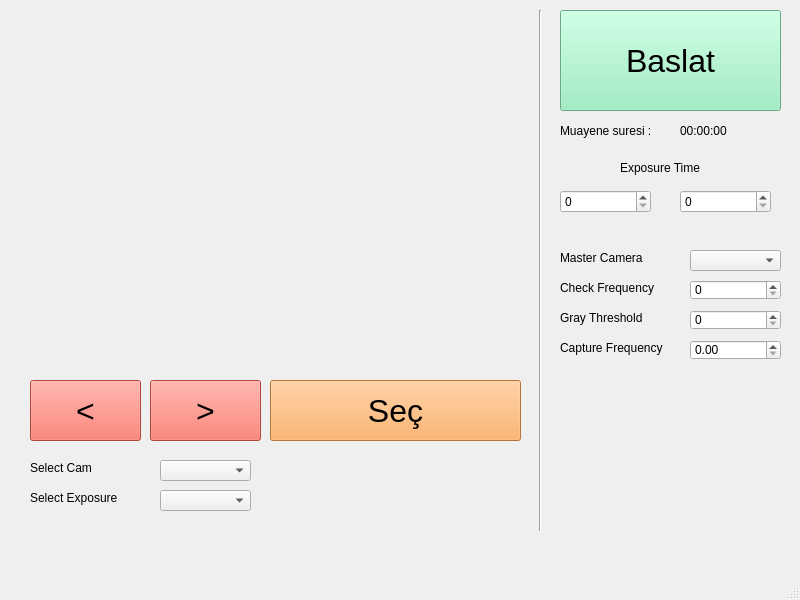
Before: the Qt Designer form Tofas/tofas_app/tofas_ui.ui in imemmul/Inovako, drawn with Qt 5.
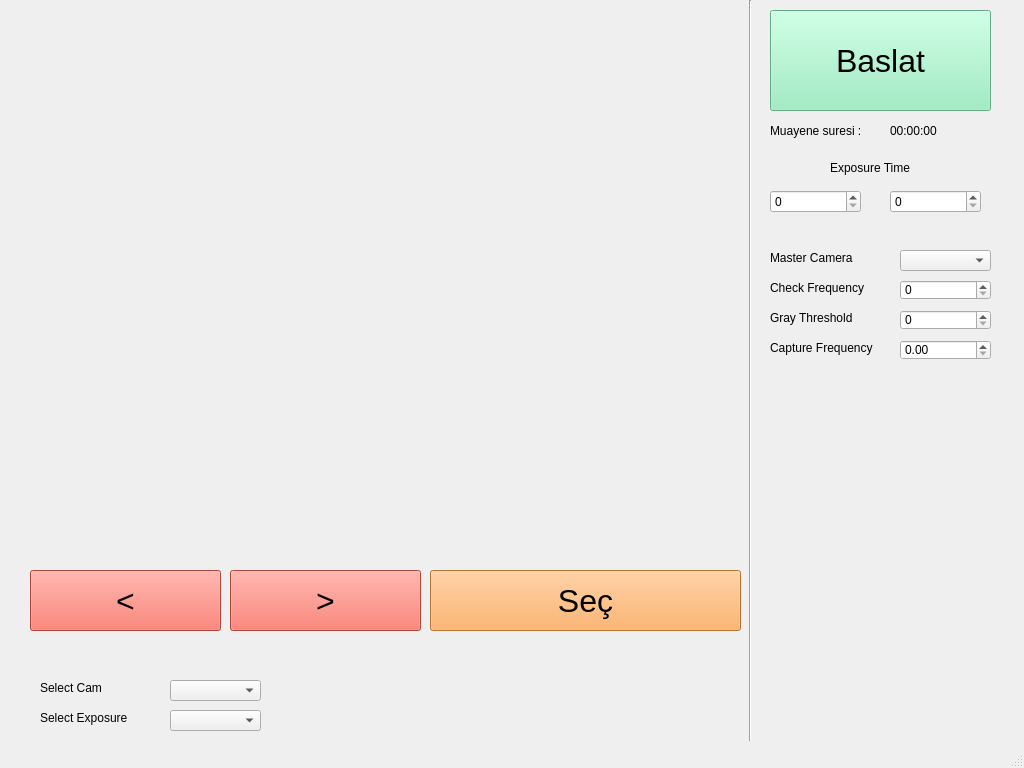
After: the same form once the commit is applied.

```diff
--- a/Tofas/tofas_app/tofas_ui.ui
+++ b/Tofas/tofas_app/tofas_ui.ui
@@ -6,8 +6,8 @@
    <rect>
     <x>0</x>
     <y>0</y>
-    <width>800</width>
-    <height>600</height>
+    <width>1024</width>
+    <height>768</height>
    </rect>
   </property>
   <property name="windowTitle">
@@ -17,10 +17,10 @@
    <widget class="Line" name="line">
     <property name="geometry">
      <rect>
-      <x>530</x>
-      <y>10</y>
+      <x>740</x>
+      <y>0</y>
       <width>20</width>
-      <height>521</height>
+      <height>741</height>
      </rect>
     </property>
     <property name="orientation">
@@ -30,7 +30,7 @@
    <widget class="QPushButton" name="pushButton_baslat">
     <property name="geometry">
      <rect>
-      <x>560</x>
+      <x>770</x>
       <y>10</y>
       <width>221</width>
       <height>101</height>
@@ -48,7 +48,7 @@
    <widget class="QLabel" name="label_sure">
     <property name="geometry">
      <rect>
-      <x>560</x>
+      <x>770</x>
       <y>120</y>
       <width>111</width>
       <height>21</height>
@@ -66,17 +66,17 @@
      <rect>
       <x>30</x>
       <y>20</y>
-      <width>491</width>
-      <height>421</height>
+      <width>720</width>
+      <height>540</height>
      </rect>
     </property>
     <widget class="QLabel" name="label_image">
      <property name="geometry">
       <rect>
-       <x>0</x>
-       <y>30</y>
-       <width>501</width>
-       <height>301</height>
+       <x>30</x>
+       <y>10</y>
+       <width>650</width>
+       <height>532</height>
       </rect>
      </property>
      <property name="text">
@@ -86,65 +86,11 @@
       <set>Qt::AlignCenter</set>
      </property>
     </widget>
-    <widget class="QPushButton" name="pushButton_geri">
-     <property name="geometry">
-      <rect>
-       <x>0</x>
-       <y>360</y>
-       <width>111</width>
-       <height>61</height>
-      </rect>
-     </property>
-     <property name="styleSheet">
-      <string notr="true">background-color:rgb(246, 97, 81);
-color: black;
-font: 32px;</string>
-     </property>
-     <property name="text">
-      <string>&lt;</string>
-     </property>
-    </widget>
-    <widget class="QPushButton" name="pushButton_ileri">
-     <property name="geometry">
-      <rect>
-       <x>120</x>
-       <y>360</y>
-       <width>111</width>
-       <height>61</height>
-      </rect>
-     </property>
-     <property name="styleSheet">
-      <string notr="true">background-color:rgb(246, 97, 81);
-color: black;
-font: 32px;</string>
-     </property>
-     <property name="text">
-      <string>&gt;</string>
-     </property>
-    </widget>
-    <widget class="QPushButton" name="pushButton_sec">
-     <property name="geometry">
-      <rect>
-       <x>240</x>
-       <y>360</y>
-       <width>251</width>
-       <height>61</height>
-      </rect>
-     </property>
-     <property name="styleSheet">
-      <string notr="true">background-color:rgb(255, 163, 72);
-color: black;
-font: 32px;</string>
-     </property>
-     <property name="text">
-      <string>Seç</string>
-     </property>
-    </widget>
    </widget>
    <widget class="QSpinBox" name="exposure_time">
     <property name="geometry">
      <rect>
-      <x>560</x>
+      <x>770</x>
       <y>190</y>
       <width>91</width>
       <height>23</height>
@@ -157,7 +103,7 @@
    <widget class="QSpinBox" name="exposure_time_2">
     <property name="geometry">
      <rect>
-      <x>680</x>
+      <x>890</x>
       <y>190</y>
       <width>91</width>
       <height>23</height>
@@ -170,7 +116,7 @@
    <widget class="QLabel" name="label">
     <property name="geometry">
      <rect>
-      <x>620</x>
+      <x>830</x>
       <y>160</y>
       <width>111</width>
       <height>16</height>
@@ -183,7 +129,7 @@
    <widget class="QLabel" name="label_2">
     <property name="geometry">
      <rect>
-      <x>560</x>
+      <x>770</x>
       <y>280</y>
       <width>111</width>
       <height>16</height>
@@ -196,7 +142,7 @@
    <widget class="QSpinBox" name="check_frequency">
     <property name="geometry">
      <rect>
-      <x>690</x>
+      <x>900</x>
       <y>280</y>
       <width>91</width>
       <height>20</height>
@@ -206,7 +152,7 @@
    <widget class="QLabel" name="label_3">
     <property name="geometry">
      <rect>
-      <x>560</x>
+      <x>770</x>
       <y>310</y>
       <width>111</width>
       <height>16</height>
@@ -219,7 +165,7 @@
    <widget class="QSpinBox" name="gray_thres">
     <property name="geometry">
      <rect>
-      <x>690</x>
+      <x>900</x>
       <y>310</y>
       <width>91</width>
       <height>20</height>
@@ -229,7 +175,7 @@
    <widget class="QDoubleSpinBox" name="interval">
     <property name="geometry">
      <rect>
-      <x>690</x>
+      <x>900</x>
       <y>340</y>
       <width>91</width>
       <height>20</height>
@@ -242,7 +188,7 @@
    <widget class="QLabel" name="label_4">
     <property name="geometry">
      <rect>
-      <x>560</x>
+      <x>770</x>
       <y>340</y>
       <width>121</width>
       <height>16</height>
@@ -255,7 +201,7 @@
    <widget class="QLabel" name="inspection_time">
     <property name="geometry">
      <rect>
-      <x>680</x>
+      <x>890</x>
       <y>120</y>
       <width>121</width>
       <height>21</height>
@@ -268,7 +214,7 @@
    <widget class="QLabel" name="label_5">
     <property name="geometry">
      <rect>
-      <x>560</x>
+      <x>770</x>
       <y>250</y>
       <width>111</width>
       <height>16</height>
@@ -281,7 +227,7 @@
    <widget class="QComboBox" name="master_select">
     <property name="geometry">
      <rect>
-      <x>690</x>
+      <x>900</x>
       <y>250</y>
       <width>91</width>
       <height>21</height>
@@ -291,8 +237,8 @@
    <widget class="QLabel" name="label_6">
     <property name="geometry">
      <rect>
-      <x>30</x>
-      <y>460</y>
+      <x>40</x>
+      <y>680</y>
       <width>111</width>
       <height>16</height>
      </rect>
@@ -304,8 +250,8 @@
    <widget class="QComboBox" name="filter_select">
     <property name="geometry">
      <rect>
-      <x>160</x>
-      <y>460</y>
+      <x>170</x>
+      <y>680</y>
       <width>91</width>
       <height>21</height>
      </rect>
@@ -314,8 +260,8 @@
    <widget class="QLabel" name="label_7">
     <property name="geometry">
      <rect>
-      <x>30</x>
-      <y>490</y>
+      <x>40</x>
+      <y>710</y>
       <width>111</width>
       <height>16</height>
      </rect>
@@ -327,8 +273,8 @@
    <widget class="QComboBox" name="filter_select_expo">
     <property name="geometry">
      <rect>
-      <x>160</x>
-      <y>490</y>
+      <x>170</x>
+      <y>710</y>
       <width>91</width>
       <height>21</height>
      </rect>
@@ -337,8 +283,8 @@
    <widget class="QLabel" name="image_name">
     <property name="geometry">
      <rect>
-      <x>200</x>
-      <y>0</y>
+      <x>330</x>
+      <y>10</y>
       <width>111</width>
       <height>16</height>
      </rect>
@@ -347,6 +293,60 @@
      <string/>
     </property>
    </widget>
+   <widget class="QPushButton" name="pushButton_sec">
+    <property name="geometry">
+     <rect>
+      <x>430</x>
+      <y>570</y>
+      <width>311</width>
+      <height>61</height>
+     </rect>
+    </property>
+    <property name="styleSheet">
+     <string notr="true">background-color:rgb(255, 163, 72);
+color: black;
+font: 32px;</string>
+    </property>
+    <property name="text">
+     <string>Seç</string>
+    </property>
+   </widget>
+   <widget class="QPushButton" name="pushButton_ileri">
+    <property name="geometry">
+     <rect>
+      <x>230</x>
+      <y>570</y>
+      <width>191</width>
+      <height>61</height>
+     </rect>
+    </property>
+    <property name="styleSheet">
+     <string notr="true">background-color:rgb(246, 97, 81);
+color: black;
+font: 32px;</string>
+    </property>
+    <property name="text">
+     <string>&gt;</string>
+    </property>
+   </widget>
+   <widget class="QPushButton" name="pushButton_geri">
+    <property name="geometry">
+     <rect>
+      <x>30</x>
+      <y>570</y>
+      <width>191</width>
+      <height>61</height>
+     </rect>
+    </property>
+    <property name="styleSheet">
+     <string notr="true">background-color:rgb(246, 97, 81);
+color: black;
+font: 32px;</string>
+    </property>
+    <property name="text">
+     <string>&lt;</string>
+    </property>
+   </widget>
   </widget>
   <widget class="QMenuBar" name="menubar">
    <property name="geometry">
```
Left out of the diff: 2 changed lines with no effect on the pictures.
